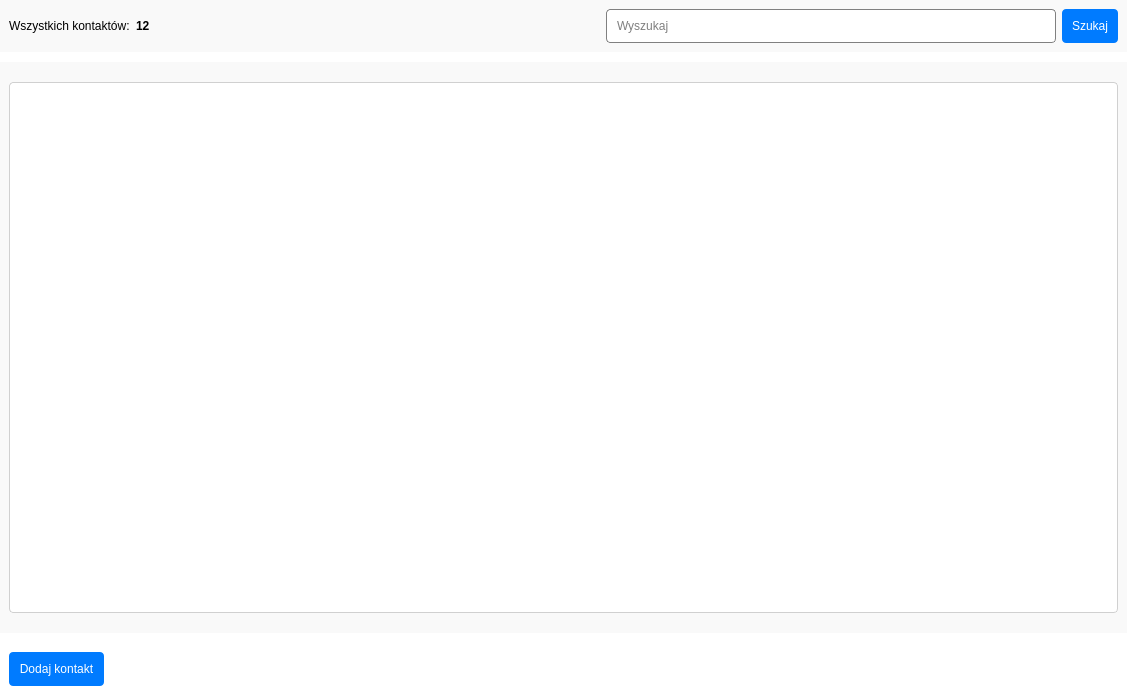
Before: the Qt Designer form dashboard.ui in Karoleqk/Baza-Kontaktow, drawn with Qt 5.
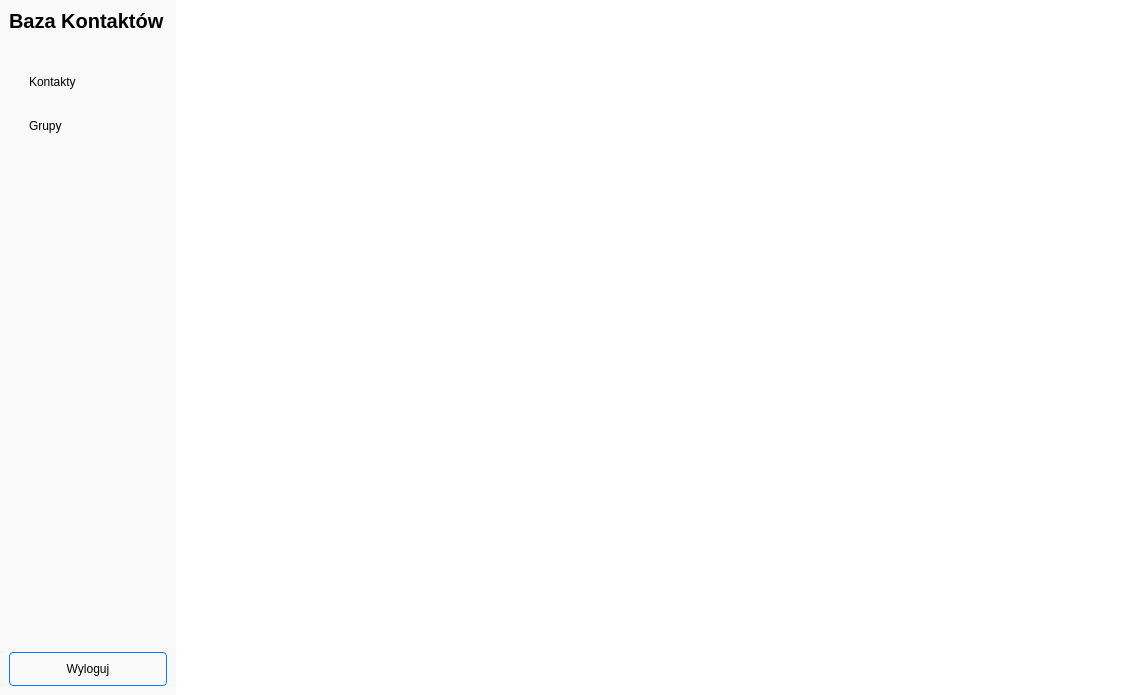
After: the same form once the commit is applied.

Commit message: added tab navigation, updated dashboard styling, implemented contact form with user-specific data handling

The edit to the form file:
```diff
--- a/dashboard.ui
+++ b/dashboard.ui
@@ -29,6 +29,17 @@
 	color: black;
 }
 
+#QMainWindow {
+	margin: 0;
+	padding: 0;
+	border: none;
+}
+
+#title {
+	font-size: 20px;
+	font-weight: bold;
+}
+
 #centralwidget {
 	background-color: white;
 }
@@ -37,13 +48,9 @@
 	background-color: #F9F9F9;
 }
 
-
 QPushButton {
-	background-color: #007BFF; 
-	color: white;
-	padding: 10px;
+	padding: 12px 20px;
 	border-radius: 4px;
-	text-align: center;
 	text-decoration: none;
 }
 
@@ -51,102 +58,28 @@
 	background-color: #42A5F5;
 }
 
-#labelTotal {
-	font-weight: 700;
+#btnContacts, #btnGroups {
+	text-align: left;
 }
 
-QLineEdit {
-	background-color: white;
-        border: 1px solid gray;
-        border-radius: 4px;
-        padding: 8px;
-        transition: all 0.3s ease-in-out;
+#btnLogout {
+	background: transparent;
+	color: black;
+	border: 1px solid #007BFF;
+	text-decoration: none;
+	padding-top: 9px;
+	padding-bottom: 9px;
 }
-    
-QLineEdit:focus {
-        border-color: black;
-}
 
-/* Basic QTableWidget styling */
-QTableWidget {
-    background-color: #ffffff;
-    alternate-background-color: #f9f9f9;
-    gridline-color: #e0e0e0;
-    selection-background-color: #e7f0fd;
-    selection-color: #202020;
-    border: 1px solid #d0d0d0;
-    border-radius: 4px;
-    padding: 0px;
-    font-size: 12px;
-}
-
-/* Header styling - lighter color */
-QHeaderView::section {
-    background-color: #f0f0f0;
-    color: #404040;
-    padding: 6px;
-    font-weight: bold;
-    border: 1px solid #d0d0d0;
-    border-top-width: 0px;
-    border-left-width: 0px;
-    border-right: 1px solid #d0d0d0;
-}
-
-QHeaderView::section:checked {
-    background-color: #e8e8e8;
-}
-
-/* Styling for alternating rows */
-QTableWidget::item:alternate {
-    background-color: #f9f9f9;
-}
-
-/* Styling for selected items - improved for better text visibility */
-QTableWidget::item:selected {
-    background-color: #e7f0fd;
-    color: #202020;
-}
-
-/* Hover effect - fixed to maintain text visibility */
-QTableWidget::item:hover {
-    background-color: #f0f7ff;
-    color: #202020;
-}
-
-/* Both selected and hovered */
-QTableWidget::item:selected:hover {
-    background-color: #d7e5f7;
-    color: #202020;
-}
-
-/* Styling for the scrollbars */
-QScrollBar:horizontal {
-    border: none;
-    background: #f5f5f5;
-    height: 12px;
-}
-
-QScrollBar:vertical {
-    border: none;
-    background: #f5f5f5;
-    width: 12px;
-}
-
-QScrollBar::handle:horizontal,
-QScrollBar::handle:vertical {
-    background: #cdcdcd;
-    border-radius: 6px;
-}
-
-QScrollBar::handle:horizontal:hover,
-QScrollBar::handle:vertical:hover {
-    background: #b0b0b0;
+#btnLogout:hover {
+	background-color:  #F6FAFD;
+	border-color: #1A76D2;
 }</string>
   </property>
   <widget class="QWidget" name="centralwidget">
-   <layout class="QVBoxLayout" name="verticalLayout_2">
+   <layout class="QHBoxLayout" name="horizontalLayout">
     <property name="spacing">
-     <number>10</number>
+     <number>8</number>
     </property>
     <property name="leftMargin">
      <number>0</number>
@@ -160,57 +93,69 @@
     <property name="bottomMargin">
      <number>0</number>
     </property>
-    <item alignment="Qt::AlignmentFlag::AlignTop">
-     <widget class="QWidget" name="header" native="true">
-      <property name="styleSheet">
-       <string notr="true">#header {
-	-webkit-box-shadow: 8px 8px 24px 0px rgba(66, 68, 90, 1);
-	-moz-box-shadow: 8px 8px 24px 0px rgba(66, 68, 90, 1);
-	box-shadow: 8px 8px 24px 0px rgba(66, 68, 90, 1);
-}</string>
+    <item>
+     <widget class="QWidget" name="sidebar" native="true">
+      <property name="sizePolicy">
+       <sizepolicy hsizetype="Maximum" vsizetype="Preferred">
+        <horstretch>0</horstretch>
+        <verstretch>0</verstretch>
+       </sizepolicy>
       </property>
-      <layout class="QHBoxLayout" name="horizontalLayout_2">
-       <property name="bottomMargin">
-        <number>9</number>
+      <property name="maximumSize">
+       <size>
+        <width>220</width>
+        <height>16777215</height>
+       </size>
+      </property>
+      <layout class="QVBoxLayout" name="verticalLayout_2">
+       <property name="spacing">
+        <number>30</number>
        </property>
        <item>
-        <widget class="QLabel" name="label">
+        <widget class="QLabel" name="title">
          <property name="text">
-          <string>Wszystkich kontaktów:</string>
+          <string>Baza Kontaktów</string>
          </property>
         </widget>
        </item>
        <item>
-        <widget class="QLabel" name="labelTotal">
-         <property name="text">
-          <string>12</string>
+        <layout class="QVBoxLayout" name="verticalLayout">
+         <property name="spacing">
+          <number>6</number>
          </property>
-        </widget>
+         <item>
+          <widget class="QPushButton" name="btnContacts">
+           <property name="text">
+            <string>Kontakty</string>
+           </property>
+          </widget>
+         </item>
+         <item>
+          <widget class="QPushButton" name="btnGroups">
+           <property name="text">
+            <string>Grupy</string>
+           </property>
+          </widget>
+         </item>
+        </layout>
        </item>
        <item>
-        <spacer name="horizontalSpacer_2">
+        <spacer name="verticalSpacer">
          <property name="orientation">
-          <enum>Qt::Orientation::Horizontal</enum>
+          <enum>Qt::Orientation::Vertical</enum>
          </property>
          <property name="sizeHint" stdset="0">
           <size>
-           <width>40</width>
-           <height>20</height>
+           <width>20</width>
+           <height>40</height>
           </size>
          </property>
         </spacer>
        </item>
        <item>
-        <widget class="QLineEdit" name="lineEdit_2">
-         <property name="placeholderText">
-          <string>Wyszukaj</string>
-         </property>
-        </widget>
-       </item>
-       <item>
-        <widget class="QPushButton" name="btnSearch">
+        <widget class="QPushButton" name="btnLogout">
          <property name="text">
-          <string>Szukaj</string>
+          <string>Wyloguj</string>
          </property>
         </widget>
        </item>
@@ -218,75 +163,29 @@
      </widget>
     </item>
     <item>
-     <widget class="QWidget" name="mainBody" native="true">
+     <widget class="QStackedWidget" name="stackedWidget">
       <property name="sizePolicy">
-       <sizepolicy hsizetype="Preferred" vsizetype="Expanding">
+       <sizepolicy hsizetype="Expanding" vsizetype="Preferred">
         <horstretch>0</horstretch>
         <verstretch>0</verstretch>
        </sizepolicy>
       </property>
-      <layout class="QVBoxLayout" name="verticalLayout_3">
-       <property name="topMargin">
-        <number>20</number>
-       </property>
-       <property name="bottomMargin">
-        <number>20</number>
-       </property>
-       <item>
-        <widget class="QTableWidget" name="tableContacts">
-         <property name="enabled">
-          <bool>true</bool>
-         </property>
-         <property name="sortingEnabled">
-          <bool>true</bool>
-         </property>
-         <attribute name="horizontalHeaderCascadingSectionResizes">
-          <bool>false</bool>
-         </attribute>
-         <attribute name="horizontalHeaderStretchLastSection">
-          <bool>true</bool>
-         </attribute>
-        </widget>
-       </item>
-      </layout>
+      <property name="maximumSize">
+       <size>
+        <width>943</width>
+        <height>677</height>
+       </size>
+      </property>
+      <property name="lineWidth">
+       <number>1</number>
+      </property>
+      <property name="currentIndex">
+       <number>0</number>
+      </property>
+      <widget class="QWidget" name="contactsPage"/>
+      <widget class="QWidget" name="groupsPage"/>
      </widget>
     </item>
-    <item>
-     <layout class="QHBoxLayout" name="footer">
-      <property name="leftMargin">
-       <number>9</number>
-      </property>
-      <property name="topMargin">
-       <number>9</number>
-      </property>
-      <property name="rightMargin">
-       <number>9</number>
-      </property>
-      <property name="bottomMargin">
-       <number>9</number>
-      </property>
-      <item>
-       <widget class="QPushButton" name="btnCreateContact">
-        <property name="text">
-         <string>Dodaj kontakt</string>
-        </property>
-       </widget>
-      </item>
-      <item>
-       <spacer name="horizontalSpacer_4">
-        <property name="orientation">
-         <enum>Qt::Orientation::Horizontal</enum>
-        </property>
-        <property name="sizeHint" stdset="0">
-         <size>
-          <width>40</width>
-          <height>20</height>
-         </size>
-        </property>
-       </spacer>
-      </item>
-     </layout>
-    </item>
    </layout>
   </widget>
  </widget>
```
Left out of the diff: 4 changed lines with no effect on the pictures. The commit also changes 17 other files.
